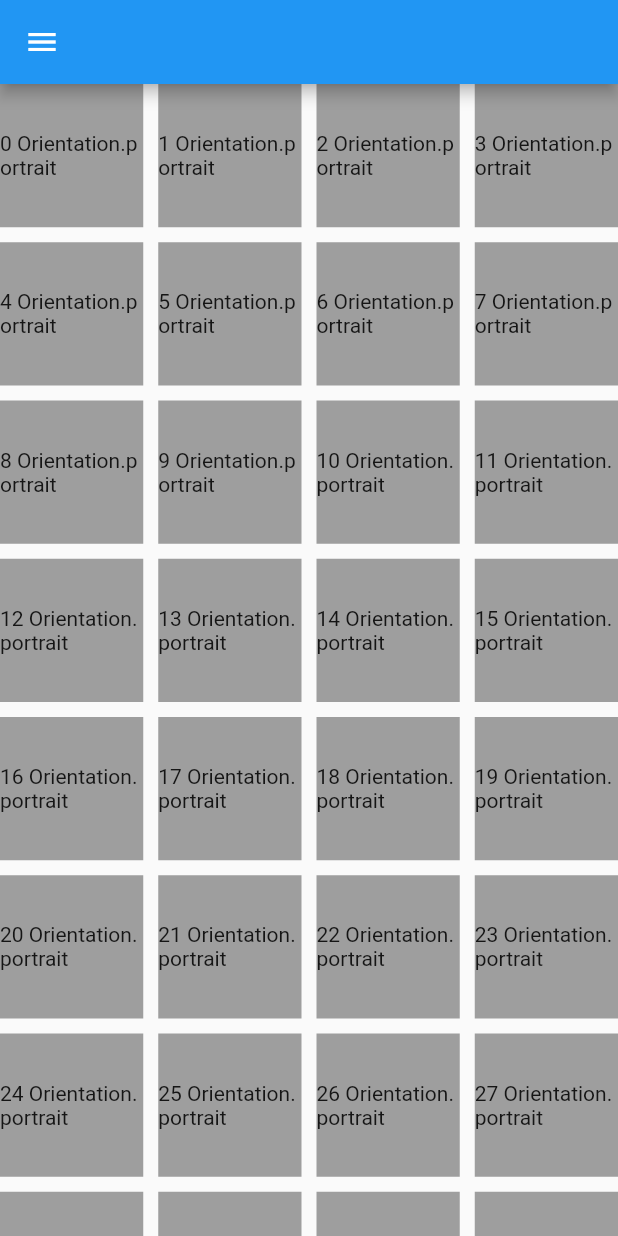
After one commit to treinaweb/treinaweb-flutter-widgets-layout, a Flutter app: the OrientationBuilderView screen opened directly, on a phone screen of 412 x 824 dp. The commit adds this screen. Run offline on Flutter 3.47's test engine with Material 2 defaults, Android fonts, the phone set to English and light mode, and no system bars; network calls fail.

Commit message:
orientation builder

```diff
--- a/lib/list.dart
+++ b/lib/list.dart
@@ -5,6 +5,7 @@ import 'package:carrinho_de_compras/widgets/column_row.dart';
 import 'package:carrinho_de_compras/widgets/container.dart';
 import 'package:carrinho_de_compras/widgets/grid_view.dart';
 import 'package:carrinho_de_compras/widgets/list_view.dart';
+import 'package:carrinho_de_compras/widgets/orientation_builder.dart';
 import 'package:carrinho_de_compras/widgets/positined.dart';
 import 'package:carrinho_de_compras/widgets/row.dart';
 import 'package:carrinho_de_compras/widgets/stack.dart';
@@ -110,6 +111,14 @@ class ListMenu {
           );
         },
         child: const Text('Positined'),
+      ),
+      TextButton(
+        onPressed: () {
+          Navigator.of(context).push(
+            MaterialPageRoute(builder: (ctx) => const OrientationBuilderView()),
+          );
+        },
+        child: const Text('Orientation builder'),
       )
     ];
   }
--- /dev/null
+++ b/lib/widgets/orientation_builder.dart
@@ -0,0 +1,38 @@
+import 'package:carrinho_de_compras/list.dart';
+import 'package:flutter/material.dart';
+
+class OrientationBuilderView extends StatelessWidget {
+  const OrientationBuilderView({Key? key}) : super(key: key);
+
+  @override
+  Widget build(BuildContext context) {
+    return Scaffold(
+      appBar: AppBar(),
+      drawer: Drawer(
+        child: ListView(
+          children: ListMenu.get(context),
+        ),
+      ),
+      body: OrientationBuilder(builder: (ctx, orientation) {
+        // landscap = panorama
+        // portrait = retrato
+        final isRetratil = orientation == Orientation.landscape ? 8 : 4;
+        return GridView.count(
+          crossAxisCount: isRetratil,
+          crossAxisSpacing: 10,
+          mainAxisSpacing: 10,
+          children: List.generate(
+            50,
+            (index) => Container(
+              alignment: Alignment.center,
+              color: Colors.grey,
+              child: Text(
+                "$index $orientation",
+              ),
+            ),
+          ),
+        );
+      }),
+    );
+  }
+}
```
